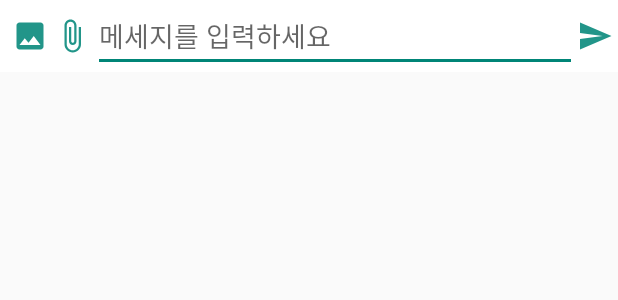
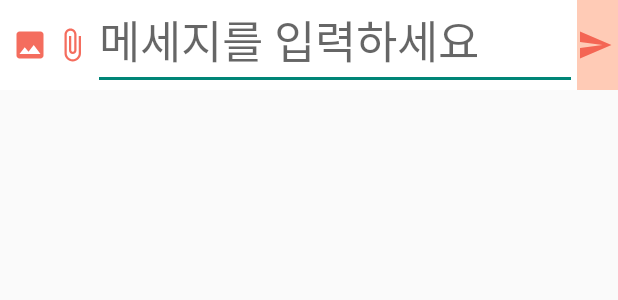
Before and after one commit to jinee525/OpenSWplatform_messenger, an Android app: the layout fragment_send_message.xml on its own in the app's theme, with its tools: preview values and no code run, on a phone screen of 412 x 824 dp. Shown: the top 300 px of the screen. Run offline under Robolectric (Android 15) with nearby library versions, the phone set to English and light mode, and no system bars.

Commit message:
edit layout2:58

```diff
--- a/app/src/main/res/layout/fragment_send_message.xml
+++ b/app/src/main/res/layout/fragment_send_message.xml
@@ -1,11 +1,10 @@
 <?xml version="1.0" encoding="utf-8"?>
-<LinearLayout
-    xmlns:android="http://schemas.android.com/apk/res/android"
+<LinearLayout xmlns:android="http://schemas.android.com/apk/res/android"
     xmlns:app="http://schemas.android.com/apk/res-auto"
     xmlns:tools="http://schemas.android.com/tools"
     android:id="@+id/sendMessagePanel"
     android:layout_width="match_parent"
-    android:layout_height="wrap_content"
+    android:layout_height="60dp"
     android:background="@android:color/background_light"
     android:orientation="horizontal"
     android:paddingStart="6sp"
@@ -21,8 +20,8 @@
         android:contentDescription="@string/send_image_button_hint"
         android:paddingLeft="6sp"
         android:paddingRight="6sp"
-        android:tint="?attr/colorAccent"
-        app:srcCompat="@drawable/ic_photo"/>
+        android:tint="@color/연락혀대표"
+        app:srcCompat="@drawable/ic_photo" />
 
     <ImageButton
         android:id="@+id/attachFile"
@@ -33,29 +32,30 @@
         android:contentDescription="@string/send_file_button_hint"
         android:paddingLeft="6sp"
         android:paddingRight="6sp"
-        android:tint="?attr/colorAccent"
-        app:srcCompat="@drawable/ic_attach"/>
+        android:tint="@color/연락혀대표"
+        app:srcCompat="@drawable/ic_attach" />
 
     <EditText
         android:id="@+id/editMessage"
         android:layout_width="match_parent"
-        android:layout_height="wrap_content"
+        android:layout_height="match_parent"
         android:layout_weight="1"
         android:hint="@string/new_message_hint"
         android:imeOptions="actionSend"
+        android:inputType="textShortMessage"
         android:textColor="@color/colorTextPrimary"
-        android:inputType="textShortMessage"/>
+        android:textSize="30sp" />
 
     <ImageButton
         android:id="@+id/chatSendButton"
         android:layout_width="wrap_content"
         android:layout_height="match_parent"
         android:layout_weight="0.1"
-        android:background="?attr/selectableItemBackgroundBorderless"
+        android:background="@color/연락혀부대표"
         android:contentDescription="@string/send_message_button_hint"
         android:paddingLeft="4sp"
         android:paddingRight="8sp"
-        android:tint="?attr/colorAccent"
-        app:srcCompat="@drawable/ic_send"/>
+        android:tint="@color/연락혀대표"
+        app:srcCompat="@drawable/ic_send" />
 
 </LinearLayout>
```
